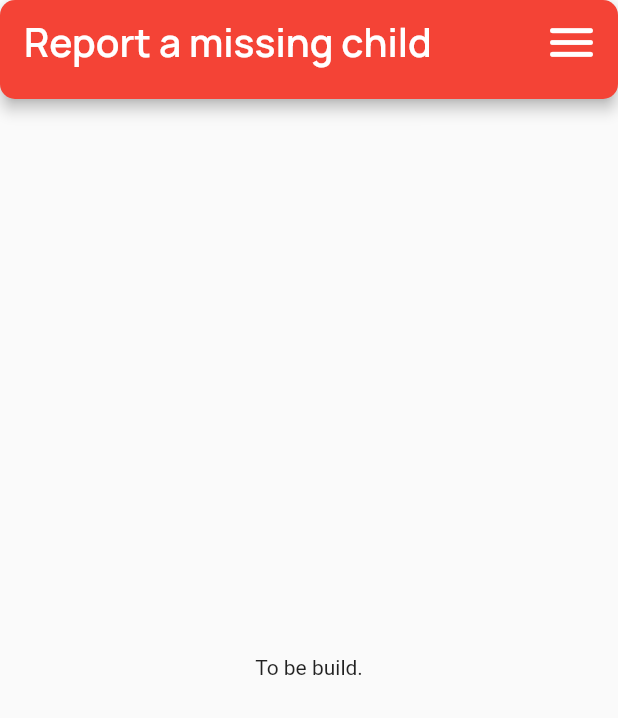
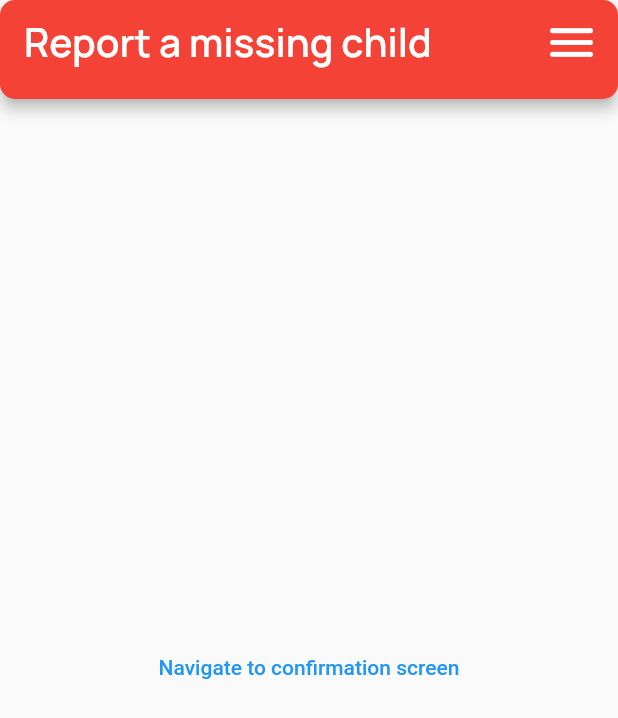
Before and after one commit to siddhantsaxena25/red-flag-app, a Flutter app: the ReportAChildScreen screen opened by its route, on a phone screen of 412 x 824 dp. Shown: the top 718 px of the screen. Run offline on Flutter 3.47's test engine with Material 2 defaults, Android fonts, the phone set to English and light mode, and no system bars; our stand-ins replace google_fonts; missing offline and left inert: flutter_application_2.

Commit message:
Added navigation method
Navigation method to report_confirmation_screen.dart was added.

```diff
--- a/red_flag/lib/report_a_child_screen.dart
+++ b/red_flag/lib/report_a_child_screen.dart
@@ -5,6 +5,7 @@ import './login_screen.dart';
 import './home_page_ongoing_cases.dart';
 import './file_a_case_screen.dart';
 import './dashboard_screen.dart';
+import './report_confirmation_screen.dart';
 
 class ReportAChildScreen extends StatefulWidget {
   const ReportAChildScreen({ Key? key }) : super(key: key);
@@ -214,9 +215,12 @@ class _ReportAChildScreenState extends State<ReportAChildScreen> {
           ),
         ),
       ),
-      body: const Center(
-        child: Text(
-          "To be build.",
+      body: Center(
+        child: TextButton(
+          onPressed: () {
+            Navigator.of(context).pushNamed(ReportConfirmationScreen.routeName);
+          },
+          child: const Text("Navigate to confirmation screen"),
         ),
       ),
     );
```
